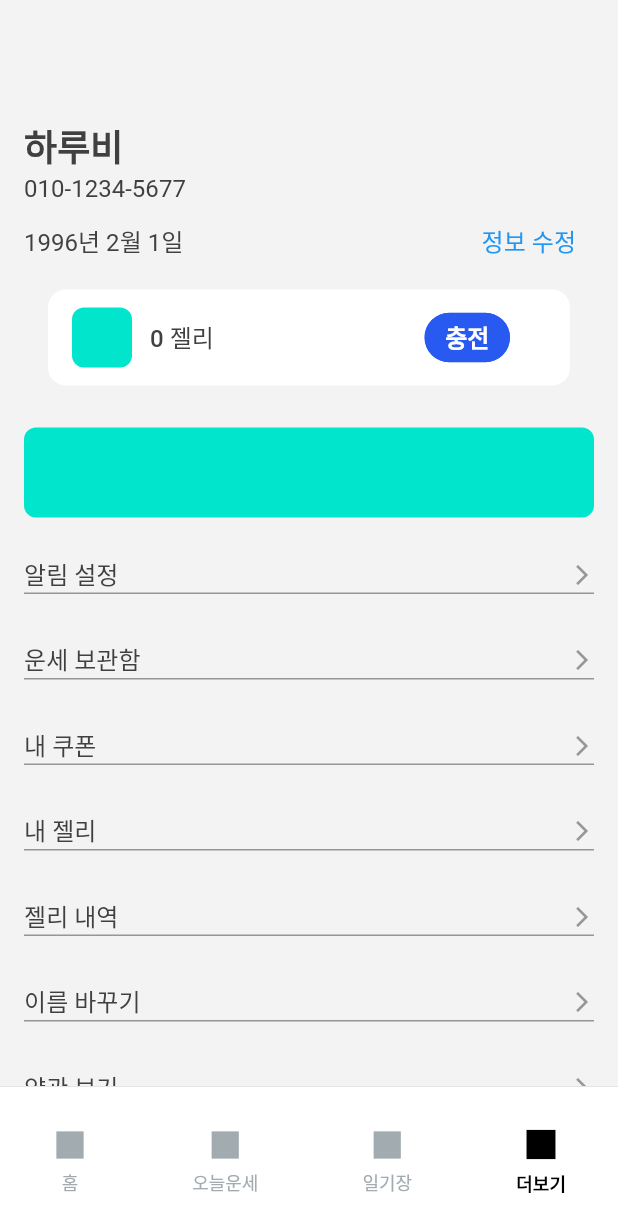
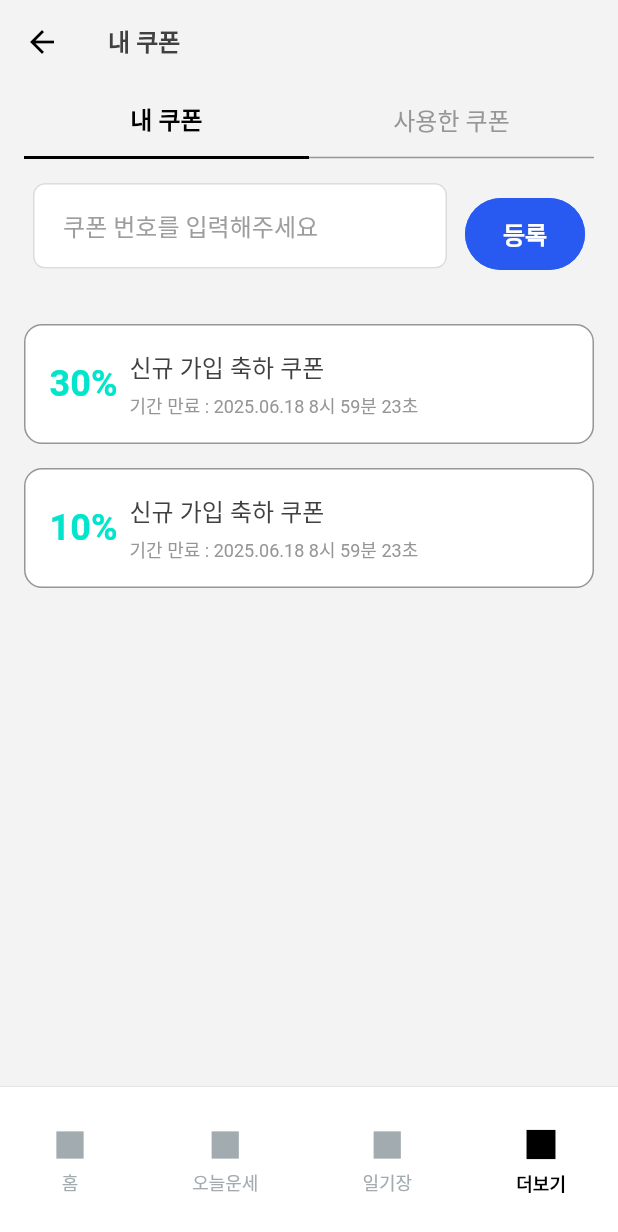
Before and after one commit to KhuongKayyyyy/nexacode_nora, a Flutter app: the screen it shows after launch, item 4 of the bottom bar chosen, after a tap on "내 쿠폰", on a phone screen of 412 x 824 dp. Shown: the top 1232 px of the screen. Run offline on Flutter 3.47's test engine with Material 3 defaults, Android fonts, the phone set to English and light mode, and no system bars; our stand-ins replace cached_network_image, carousel_slider, dots_indicator, fluttertoast, get, lottie; Roboto replaces fonts that are missing (Pretendard).

Commit message:
added with coupon page

```diff
--- a/lib/constants/RouteName.dart
+++ b/lib/constants/RouteName.dart
@@ -10,4 +10,5 @@ class RouteName {
   static const moreNoticeSetting = "/moreNoticeSetting";
   static const morePersonalInformation = "/morePersonalInformation";
   static const moreFeeHistory = "/moreFeeHistory";
+  static const moreCouponPage = "/moreCouponPage";
 }
--- a/lib/navs/more_nav.dart
+++ b/lib/navs/more_nav.dart
@@ -3,6 +3,7 @@ import 'package:get/get.dart';
 import 'package:get/get_core/src/get_main.dart';
 import 'package:nora/constants/NavIds.dart';
 import 'package:nora/constants/RouteName.dart';
+import 'package:nora/screens/more/more_coupon_page.dart';
 import 'package:nora/screens/more/more_fee_history.dart';
 import 'package:nora/screens/more/more_fee_page.dart';
 import 'package:nora/screens/more/more_landing_page.dart';
@@ -41,6 +42,9 @@ class MoreNav extends StatelessWidget {
         if (settings.name == RouteName.moreFeeHistory) {
           return GetPageRoute(settings: settings, page: () => MoreFeeHistory());
         }
+        if (settings.name == RouteName.moreCouponPage) {
+          return GetPageRoute(settings: settings, page: () => MoreCouponPage());
+        }
         return GetPageRoute(settings: settings, page: () => MoreLandingPage());
       },
     );
--- /dev/null
+++ b/lib/screens/more/more_coupon_page.dart
@@ -0,0 +1,221 @@
+import 'package:flutter/material.dart';
+import 'package:nora/application/utils/extension/extensions.dart';
+import 'package:nora/components/AppButton.dart';
+import 'package:nora/components/AppText.dart';
+import 'package:nora/components/AppTextField.dart';
+import 'package:nora/constants/ColorConstants.dart';
+
+class MoreCouponPage extends StatefulWidget {
+  const MoreCouponPage({super.key});
+
+  @override
+  State<MoreCouponPage> createState() => _MoreCouponPageState();
+}
+
+class _MoreCouponPageState extends State<MoreCouponPage> {
+  int selectedTab = 0;
+
+  @override
+  Widget build(BuildContext context) {
+    return Scaffold(
+      appBar: AppBar(
+        centerTitle: false,
+        title: AppText(text: "내 쿠폰", fontSize: 16, fontWeight: FontWeight.bold),
+      ),
+      body: Column(
+        children: [
+          _buildTabSection(),
+          Expanded(child: _buildContent()),
+        ],
+      ),
+    );
+  }
+
+  Widget _buildTabSection() {
+    return Container(
+      padding: EdgeInsets.symmetric(horizontal: 16),
+      child: Row(
+        children: [
+          Expanded(
+            child: GestureDetector(
+              onTap: () => setState(() => selectedTab = 0),
+              child: Container(
+                padding: EdgeInsets.symmetric(vertical: 12),
+                decoration: BoxDecoration(
+                  border: Border(
+                    bottom: BorderSide(
+                      color: selectedTab == 0
+                          ? Colors.black
+                          : ColorConstants.color96,
+                      width: selectedTab == 0 ? 2 : 1,
+                    ),
+                  ),
+                ),
+                child: Center(
+                  child: AppText(
+                    text: "내 쿠폰",
+                    fontSize: 16,
+                    fontWeight: selectedTab == 0
+                        ? FontWeight.bold
+                        : FontWeight.normal,
+                    color: selectedTab == 0
+                        ? Colors.black
+                        : ColorConstants.color96,
+                  ),
+                ),
+              ),
+            ),
+          ),
+          Expanded(
+            child: GestureDetector(
+              onTap: () => setState(() => selectedTab = 1),
+              child: Container(
+                padding: EdgeInsets.symmetric(vertical: 12),
+                decoration: BoxDecoration(
+                  border: Border(
+                    bottom: BorderSide(
+                      color: selectedTab == 1
+                          ? Colors.black
+                          : ColorConstants.color96,
+                      width: selectedTab == 1 ? 2 : 1,
+                    ),
+                  ),
+                ),
+                child: Center(
+                  child: AppText(
+                    text: "사용한 쿠폰",
+                    fontSize: 16,
+                    fontWeight: selectedTab == 1
+                        ? FontWeight.bold
+                        : FontWeight.normal,
+                    color: selectedTab == 1
+                        ? Colors.black
+                        : ColorConstants.color96,
+                  ),
+                ),
+              ),
+            ),
+          ),
+        ],
+      ),
+    );
+  }
+
+  Widget _buildContent() {
+    if (selectedTab == 0) {
+      return Column(
+        children: [
+          _buildAddCouponSection(),
+          10.y,
+          Expanded(child: _buildCouponList()),
+        ],
+      );
+    } else {
+      return _buildEmptyUsedCoupons();
+    }
+  }
+
+  Widget _buildAddCouponSection() {
+    return Container(
+      height: 100,
+      width: 400,
+      padding: EdgeInsets.all(16),
+      child: Row(
+        children: [
+          Expanded(child: AppTextField(hintText: "쿠폰 번호를 입력해주세요")),
+          SizedBox(width: 12),
+          SizedBox(
+            width: 80,
+            height: 48,
+            child: AppButton(text: "등록", onTap: () {}, width: 80, margin: 0),
+          ),
+        ],
+      ),
+    );
+  }
+
+  Widget _buildCouponList() {
+    return ListView.builder(
+      padding: EdgeInsets.symmetric(horizontal: 16),
+      itemCount: 2,
+      itemBuilder: (context, index) {
+        if (index == 0) {
+          return _buildCouponItem(
+            "30%",
+            "신규 가입 축하 쿠폰",
+            "기간 만료 : 2025.06.18 8시 59분 23초",
+          );
+        } else {
+          return _buildCouponItem(
+            "10%",
+            "신규 가입 축하 쿠폰",
+            "기간 만료 : 2025.06.18 8시 59분 23초",
+          );
+        }
+      },
+    );
+  }
+
+  Widget _buildEmptyUsedCoupons() {
+    return Center(
+      child: Column(
+        mainAxisAlignment: MainAxisAlignment.center,
+        children: [
+          Container(
+            width: 100,
+            height: 100,
+            decoration: BoxDecoration(
+              color: Color(0xFF00E5CC),
+              borderRadius: BorderRadius.circular(8),
+            ),
+          ),
+          SizedBox(height: 20),
+          AppText(
+            text: "아직 내역이 없어요",
+            fontSize: 16,
+            fontWeight: FontWeight.w500,
+            color: ColorConstants.color96,
+          ),
+        ],
+      ),
+    );
+  }
+
+  Widget _buildCouponItem(String discount, String title, String expiry) {
+    return Container(
+      margin: EdgeInsets.only(bottom: 16),
+      padding: EdgeInsets.all(16),
+      decoration: BoxDecoration(
+        color: Colors.white,
+        borderRadius: BorderRadius.circular(12),
+        border: Border.all(color: ColorConstants.color96, width: 1),
+      ),
+      child: Row(
+        children: [
+          AppText(
+            text: discount,
+            fontSize: 24,
+            fontWeight: FontWeight.bold,
+            color: Color(0xFF00E5CC),
+          ),
+          SizedBox(width: 8),
+          Expanded(
+            child: Column(
+              crossAxisAlignment: CrossAxisAlignment.start,
+              children: [
+                AppText(text: title, fontSize: 16, fontWeight: FontWeight.w500),
+                SizedBox(height: 4),
+                AppText(
+                  text: expiry,
+                  fontSize: 12,
+                  fontWeight: FontWeight.normal,
+                  color: ColorConstants.color96,
+                ),
+              ],
+            ),
+          ),
+        ],
+      ),
+    );
+  }
+}
--- a/lib/screens/more/more_landing_page.dart
+++ b/lib/screens/more/more_landing_page.dart
@@ -32,7 +32,11 @@ class MoreLandingPage extends StatelessWidget {
                     Get.toNamed(RouteName.moreNoticeSetting, id: NavIds.more),
               ),
               _buildSettingItem(title: "운세 보관함", onTap: () {}),
-              _buildSettingItem(title: "내 쿠폰", onTap: () {}),
+              _buildSettingItem(
+                title: "내 쿠폰",
+                onTap: () =>
+                    Get.toNamed(RouteName.moreCouponPage, id: NavIds.more),
+              ),
               _buildSettingItem(
                 title: "내 젤리",
                 onTap: () =>
```
